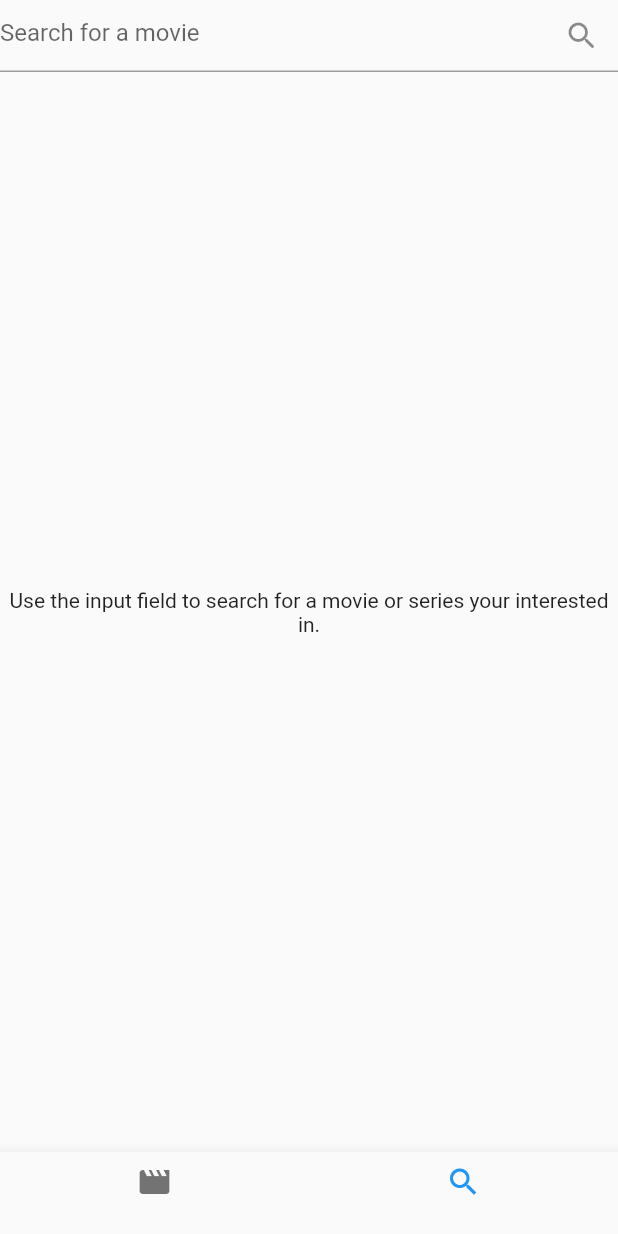
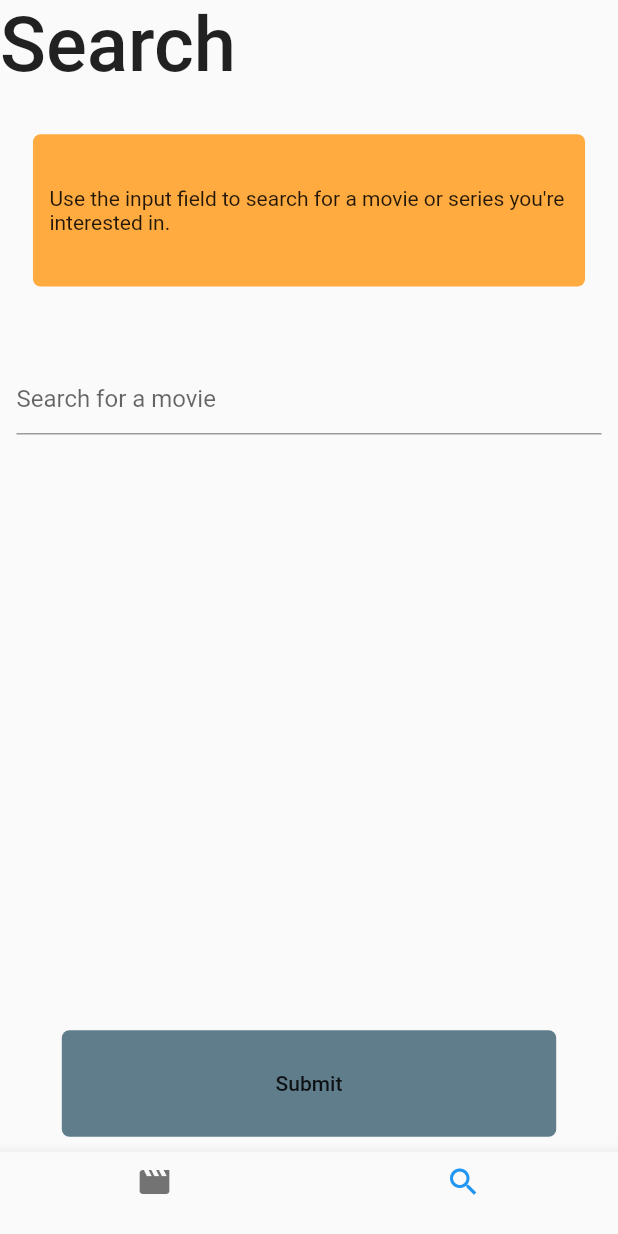
Before and after one commit to moak13/movie_app, a Flutter app: the screen it shows after launch, item 2 of the bottom bar chosen, on a phone screen of 412 x 824 dp. Run offline on Flutter 3.47's test engine with Material 2 defaults, Android fonts, the phone set to English and light mode, and no system bars; our stand-ins replace dio, flutter_screenutil, internet_connection_checker, logger, sqflite, stacked and 2 more; missing offline and left inert: sqflite_migration_service; accounts and stored records are empty.

Commit message:
major work done

```diff
--- /dev/null
+++ b/lib/core/enum/snack_bar_enum.dart
@@ -0,0 +1 @@
+enum SnackBarType { success, error, info }
--- /dev/null
+++ b/lib/core/extensions/string_extenstion.dart
@@ -0,0 +1,5 @@
+extension StringX on String {
+  String get capitalizeFirst {
+    return '${this[0].toUpperCase()}${substring(1).toLowerCase()}';
+  }
+}
--- a/lib/features/movies/movies_view.dart
+++ b/lib/features/movies/movies_view.dart
@@ -27,7 +27,7 @@ class MoviesView extends StatelessWidget {
               Row(
                 children: [
                   Text(
-                    'Movie',
+                    'Movies',
                     style: theme.textTheme.titleLarge?.copyWith(
                       fontSize: SizeMg.text(50),
                     ),
--- a/lib/features/movies/widgets/movie_card.dart
+++ b/lib/features/movies/widgets/movie_card.dart
@@ -42,7 +42,9 @@ class MovieCard extends StatelessWidget {
               ),
               Text(
                 '${movie?.title}',
-                style: theme.textTheme.titleLarge,
+                softWrap: true,
+                overflow: TextOverflow.fade,
+                style: theme.textTheme.titleMedium,
               ),
               SizedBox(
                 height: SizeMg.height(2),
@@ -52,7 +54,7 @@ class MovieCard extends StatelessWidget {
                 textAlign: TextAlign.justify,
                 softWrap: true,
                 overflow: TextOverflow.ellipsis,
-                style: theme.textTheme.subtitle1,
+                style: theme.textTheme.bodyMedium,
               ),
               SizedBox(
                 height: SizeMg.height(5),
--- a/lib/features/search/search_view.dart
+++ b/lib/features/search/search_view.dart
@@ -1,14 +1,19 @@
 import 'package:flutter/material.dart';
 import 'package:stacked/stacked.dart';
 
+import '../../core/utils/size_manager.dart';
 import '../../core/utils/string_util.dart';
 import 'view_model/search_viewmodel.dart';
+import 'widgets/info_box.dart';
+import 'widgets/search_button.dart';
 
 class SearchView extends StatelessWidget {
   const SearchView({Key? key}) : super(key: key);
 
   @override
   Widget build(BuildContext context) {
+    var theme = Theme.of(context);
+    SizeMg.init(context);
     return ViewModelBuilder<SearchViewModel>.reactive(
       viewModelBuilder: () => SearchViewModel(),
       builder: (
@@ -16,18 +21,34 @@ class SearchView extends StatelessWidget {
         SearchViewModel model,
         Widget? child,
       ) {
-        return Scaffold(
-          body: Column(
+        List<Widget> children = [
+          Column(
             children: [
+              Row(
+                children: [
+                  Text(
+                    'Search',
+                    style: theme.textTheme.titleLarge?.copyWith(
+                      fontSize: SizeMg.text(50),
+                    ),
+                  ),
+                ],
+              ),
+              Expanded(
+                child: ListView(
+                  padding: EdgeInsets.only(
+                    top: SizeMg.height(30),
+                    left: SizeMg.width(10),
+                    right: SizeMg.width(10),
+                  ),
+                  children: [
+                    const InfoBox(),
+                    SizedBox(
+                      height: SizeMg.height(50),
+                    ),
                     TextField(
-                decoration: InputDecoration(
+                      decoration: const InputDecoration(
                         hintText: 'Search for a movie',
-                  suffixIcon: IconButton(
-                    onPressed: () {
-                      model.actionSearchMovie(title: model.searchText);
-                    },
-                    icon: const Icon(Icons.search_rounded),
-                  ),
                       ),
                       onSubmitted: (value) {
                         if (StringUtil.isEmpty(value)) {
@@ -36,30 +57,35 @@ class SearchView extends StatelessWidget {
                         model.actionSetTitle(value);
                       },
                     ),
-              Expanded(
-                child: Builder(
-                  builder: (context) {
-                    if (model.movie == null) {
-                      return const Center(
-                        child: Text(
-                          'Use the input field to search for a movie or series your interested in.',
-                          textAlign: TextAlign.center,
+                    SizedBox(
+                      height: SizeMg.height(300),
+                    ),
+                  ],
+                ),
+              ),
+              SearchButton(
+                onTap: () {
+                  model.actionSearchMovie(title: model.searchText);
+                },
+              ),
+              SizedBox(
+                height: SizeMg.height(10),
+              ),
+            ],
+          ),
+        ];
+
+        if (model.isBusy) {
+          children.add(
+            const Center(
+              child: CircularProgressIndicator.adaptive(),
             ),
           );
         }
-                    if (model.isBusy) {
-                      return const Center(
-                        child: CircularProgressIndicator.adaptive(),
-                      );
-                    }
-
-                    return Center(
-                      child: Text('${model.movie?.title}'),
-                    );
-                  },
-                ),
-              ),
-            ],
+        return Scaffold(
+          backgroundColor: theme.scaffoldBackgroundColor,
+          body: Stack(
+            children: children,
           ),
         );
       },
--- /dev/null
+++ b/lib/features/search/widgets/info_box.dart
@@ -0,0 +1,34 @@
+import 'package:flutter/material.dart';
+
+import '../../../core/utils/size_manager.dart';
+
+class InfoBox extends StatelessWidget {
+  const InfoBox({Key? key}) : super(key: key);
+
+  @override
+  Widget build(BuildContext context) {
+    SizeMg.init(context);
+    var theme = Theme.of(context);
+    return Container(
+      height: SizeMg.height(100),
+      width: SizeMg.screenWidth,
+      alignment: Alignment.center,
+      margin: EdgeInsets.only(
+        left: SizeMg.width(10),
+        right: SizeMg.width(10),
+      ),
+      padding: EdgeInsets.only(
+        left: SizeMg.width(10),
+        right: SizeMg.width(10),
+      ),
+      decoration: BoxDecoration(
+        color: Colors.orangeAccent,
+        borderRadius: BorderRadius.circular(SizeMg.radius(5)),
+      ),
+      child: Text(
+        'Use the input field to search for a movie or series you\'re interested in.',
+        style: theme.textTheme.bodyMedium,
+      ),
+    );
+  }
+}
--- /dev/null
+++ b/lib/features/search/widgets/search_button.dart
@@ -0,0 +1,36 @@
+import 'package:flutter/material.dart';
+
+import '../../../core/utils/size_manager.dart';
+
+class SearchButton extends StatelessWidget {
+  final VoidCallback? onTap;
+  const SearchButton({
+    Key? key,
+    this.onTap,
+  }) : super(key: key);
+
+  @override
+  Widget build(BuildContext context) {
+    SizeMg.init(context);
+    var theme = Theme.of(context);
+    return Material(
+      color: Colors.transparent,
+      child: InkWell(
+        onTap: onTap,
+        child: Container(
+          height: SizeMg.height(70),
+          width: SizeMg.width(300),
+          decoration: BoxDecoration(
+            color: Colors.blueGrey,
+            borderRadius: BorderRadius.circular(SizeMg.radius(5)),
+          ),
+          alignment: Alignment.center,
+          child: Text(
+            'Submit',
+            style: theme.textTheme.button,
+          ),
+        ),
+      ),
+    );
+  }
+}
```
Also changed, not shown: lib/core/models/blocked_model.dart (deleted, +0 -15 lines), lib/core/stores/blocked_store.dart (+24 -15 lines), lib/core/utils/setup_snackbar_ui.dart (+30 -6 lines), lib/features/movie/movie_view.dart (+136 -38 lines), lib/features/movie/view_model/movie_viewmodel.dart (+28 -1 lines), lib/features/movie/widgets/action_button.dart (added, +22 -0 lines), lib/features/movie/widgets/content_holder.dart (added, +37 -0 lines), lib/features/movie/widgets/plot_holder.dart (added, +37 -0 lines), lib/features/search/view_model/search_viewmodel.dart (+25 -1 lines), 1 other file. Lines whose indentation alone changed are shown as unchanged.
